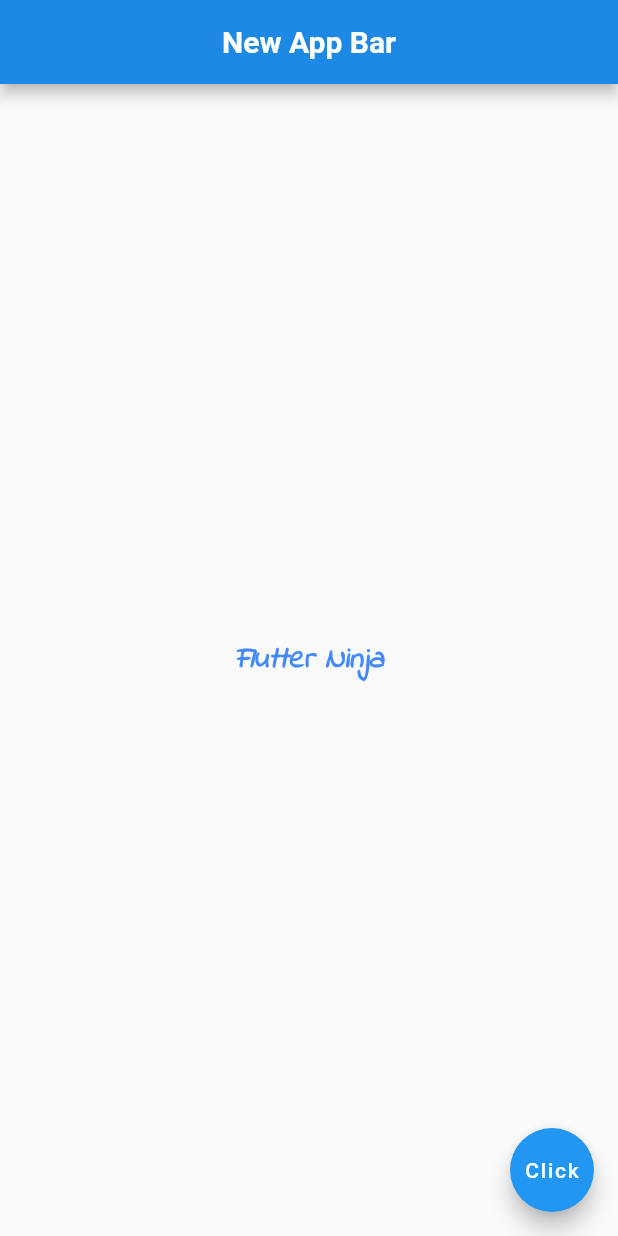
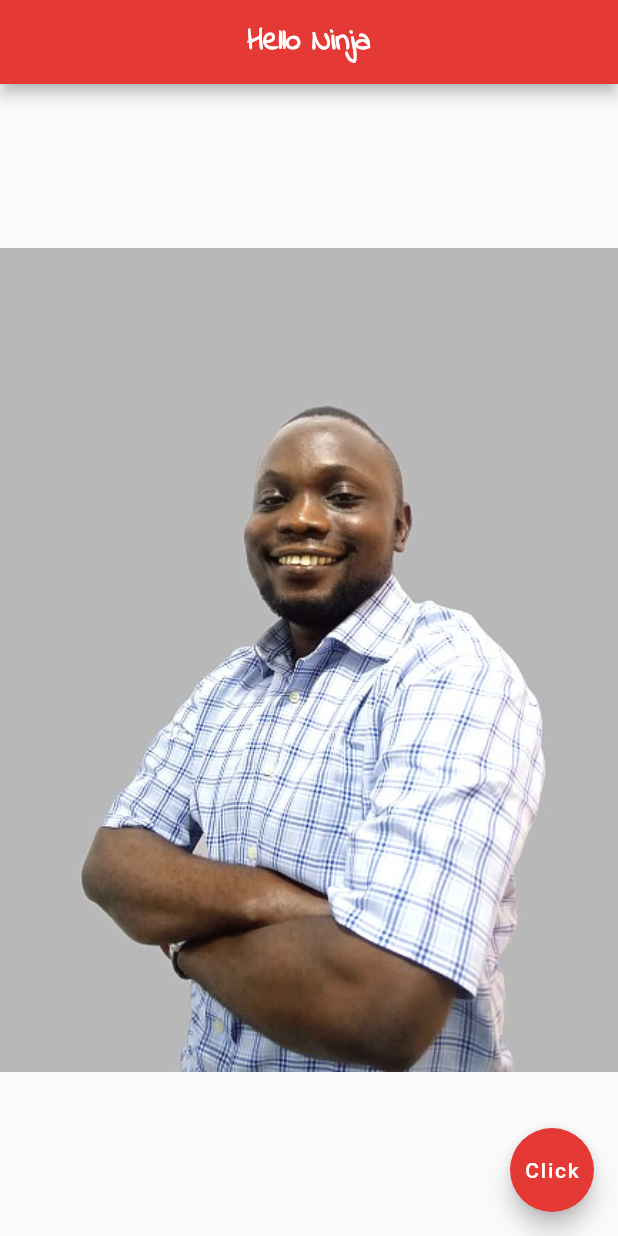
Before and after one commit to officialchriseo/hello_flutter, a Flutter app: the screen it shows after launch, on a phone screen of 412 x 824 dp. Run offline on Flutter 3.47's test engine with Material 2 defaults, Android fonts, the phone set to English and light mode, and no system bars.

Commit message:
working with images

```diff
--- a/lib/main.dart
+++ b/lib/main.dart
@@ -9,29 +9,25 @@ class Home extends StatelessWidget {
   Widget build(BuildContext context) {
     return Scaffold(
       appBar: AppBar(
-        title: Text("New App Bar",
+        title: Text(
+          'Hello Ninja',
           style: TextStyle(
-            fontSize: 20.0,
-            fontWeight: FontWeight.bold,
-            color: Colors.white,
-          ),),
+              fontSize: 20.0,
+              fontWeight: FontWeight.bold,
+              color: Colors.white,
+              fontFamily: 'IndieFlower'
+          ),
+        ),
+        backgroundColor: Colors.red[600],
         centerTitle: true,
-        backgroundColor: Colors.blue[600],
       ),
       body: Center(
-        child: Text('Flutter Ninja',
-          style: TextStyle(
-            fontWeight: FontWeight.bold,
-            fontStyle: FontStyle.italic,
-            color: Colors.blueAccent,
-            fontSize: 20.0,
-            fontFamily: 'IndieFlower',
-          ),
-        ),
+        child: Image.asset('assets/akeju.jpg'),
       ),
       floatingActionButton: FloatingActionButton(
         onPressed: () {},
         child: Text('Click'),
+        backgroundColor: Colors.red[600],
       ),
     );
   }
--- a/pubspec.yaml
+++ b/pubspec.yaml
@@ -41,9 +41,8 @@ flutter:
   uses-material-design: true
 
   # To add assets to your application, add an assets section, like this:
-  # assets:
-  #  - images/a_dot_burr.jpeg
-  #  - images/a_dot_ham.jpeg
+  assets:
+    - assets/
 
   # An image asset can refer to one or more resolution-specific "variants", see
   # https://flutter.dev/assets-and-images/#resolution-aware.
```
Also changed, not shown: assets/akeju.jpg (added), assets/chanm.jpg (added).
